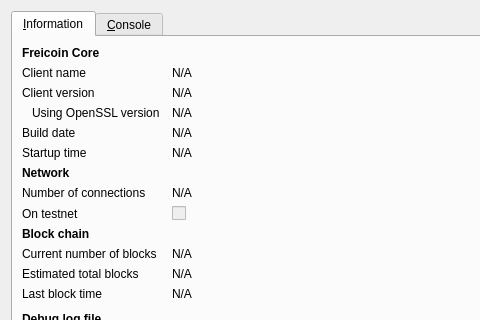
Qt form src/qt/forms/rpcconsole.ui (ApplebyCoin/ApplebyCoin) before a commit; both pictures show x 0 to 480 and y 0 to 320 of the 740 by 450 pixel window.
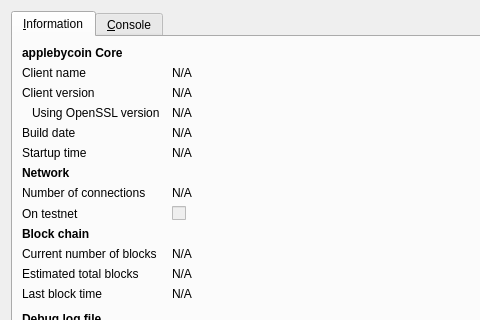
The same form after that commit. Icons and pictures are not drawn.

Diff of the .ui file:
```diff
--- a/src/qt/forms/rpcconsole.ui
+++ b/src/qt/forms/rpcconsole.ui
@@ -36,7 +36,7 @@
           </font>
          </property>
          <property name="text">
-          <string>Freicoin Core</string>
+          <string>applebycoin Core</string>
          </property>
         </widget>
        </item>
```
Left out of the diff: 10 changed lines with no effect on the pictures.
